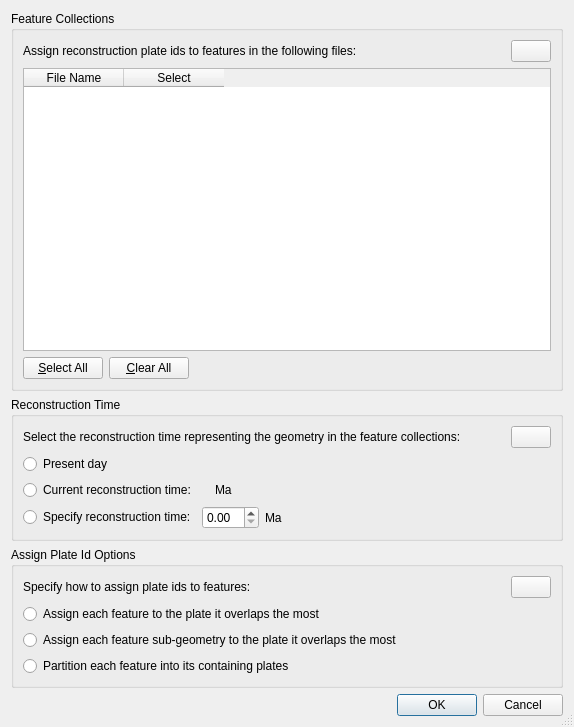
First picture: the form in src/qt-widgets/AssignReconstructionPlateIdsDialogUi.ui, repository GPlates/GPlates, before the edit.
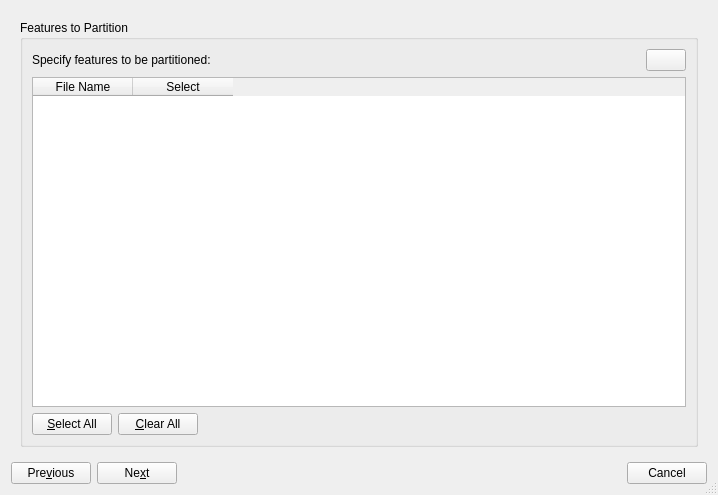
Second picture: the form after the edit. The open tabs and pages were chosen to show the change. Icons and pictures are not drawn.

The edit to the form file:
```diff
--- a/src/qt-widgets/AssignReconstructionPlateIdsDialogUi.ui
+++ b/src/qt-widgets/AssignReconstructionPlateIdsDialogUi.ui
@@ -5,15 +5,12 @@
    <rect>
     <x>0</x>
     <y>0</y>
-    <width>574</width>
-    <height>727</height>
+    <width>712</width>
+    <height>495</height>
    </rect>
   </property>
   <property name="windowTitle" >
-   <string>Assign Reconstruction Plate Ids</string>
-  </property>
-  <property name="windowIcon" >
-   <iconset resource="../qt-resources/qt_widgets.qrc" >:/gnome_preferences_desktop_16.png</iconset>
+   <string>Dialog</string>
   </property>
   <property name="sizeGripEnabled" >
    <bool>true</bool>
@@ -23,17 +20,24 @@
   </property>
   <layout class="QVBoxLayout" >
    <item>
-    <widget class="QGroupBox" name="files_to_assign" >
+    <widget class="QStackedWidget" name="stack_widget" >
+     <property name="currentIndex" >
+      <number>2</number>
+     </property>
+     <widget class="QWidget" name="partitioning_files" >
+      <layout class="QVBoxLayout" >
+       <item>
+        <widget class="QGroupBox" name="partitioning_files_group_box" >
      <property name="title" >
-      <string>Feature Collections</string>
+          <string>Partitioning Polygons</string>
      </property>
      <layout class="QVBoxLayout" >
       <item>
        <layout class="QHBoxLayout" >
         <item>
-         <widget class="QLabel" name="label" >
+             <widget class="QLabel" name="partitioning_files_label" >
           <property name="text" >
-           <string>Assign reconstruction plate ids to features in the following files:</string>
+               <string>Specify topological closed plate boundaries (or non-topological static polygons) from the following files:</string>
           </property>
          </widget>
         </item>
@@ -51,7 +55,7 @@
          </spacer>
         </item>
         <item>
-         <widget class="QPushButton" name="push_button_help_feature_collections" >
+             <widget class="QPushButton" name="push_button_help_partitioning_files" >
           <property name="toolTip" >
            <string>What does this mean?</string>
           </property>
@@ -66,7 +70,7 @@
        </layout>
       </item>
       <item>
-       <widget class="QTableWidget" name="table_feature_collections" >
+           <widget class="QTableWidget" name="table_partitioning_files" >
         <property name="alternatingRowColors" >
          <bool>true</bool>
         </property>
@@ -100,7 +104,7 @@
       <item>
        <layout class="QHBoxLayout" >
         <item>
-         <widget class="QPushButton" name="button_select_all" >
+             <widget class="QPushButton" name="button_select_all_partitioning_files" >
           <property name="toolTip" >
            <string>Select all files</string>
           </property>
@@ -110,7 +114,7 @@
          </widget>
         </item>
         <item>
-         <widget class="QPushButton" name="button_clear_all" >
+             <widget class="QPushButton" name="button_clear_all_partitioning_files" >
           <property name="enabled" >
            <bool>true</bool>
           </property>
@@ -140,6 +144,132 @@
      </layout>
     </widget>
    </item>
+      </layout>
+     </widget>
+     <widget class="QWidget" name="partitioned_files" >
+      <layout class="QVBoxLayout" >
+       <item>
+        <widget class="QGroupBox" name="partitioned_files_group_box" >
+         <property name="title" >
+          <string>Features to Partition</string>
+         </property>
+         <layout class="QVBoxLayout" >
+          <item>
+           <layout class="QHBoxLayout" >
+            <item>
+             <widget class="QLabel" name="partitioned_files_label" >
+              <property name="text" >
+               <string>Specify features to be partitioned:</string>
+              </property>
+             </widget>
+            </item>
+            <item>
+             <spacer>
+              <property name="orientation" >
+               <enum>Qt::Horizontal</enum>
+              </property>
+              <property name="sizeHint" >
+               <size>
+                <width>40</width>
+                <height>20</height>
+               </size>
+              </property>
+             </spacer>
+            </item>
+            <item>
+             <widget class="QPushButton" name="push_button_help_partitioned_files" >
+              <property name="toolTip" >
+               <string>What does this mean?</string>
+              </property>
+              <property name="text" >
+               <string/>
+              </property>
+              <property name="icon" >
+               <iconset resource="../qt-resources/qt_widgets.qrc" >:/human_help_browser_16.png</iconset>
+              </property>
+             </widget>
+            </item>
+           </layout>
+          </item>
+          <item>
+           <widget class="QTableWidget" name="table_partitioned_files" >
+            <property name="alternatingRowColors" >
+             <bool>true</bool>
+            </property>
+            <property name="selectionMode" >
+             <enum>QAbstractItemView::NoSelection</enum>
+            </property>
+            <property name="selectionBehavior" >
+             <enum>QAbstractItemView::SelectRows</enum>
+            </property>
+            <property name="horizontalScrollMode" >
+             <enum>QAbstractItemView::ScrollPerPixel</enum>
+            </property>
+            <property name="gridStyle" >
+             <enum>Qt::DashLine</enum>
+            </property>
+            <property name="columnCount" >
+             <number>2</number>
+            </property>
+            <column>
+             <property name="text" >
+              <string>File Name</string>
+             </property>
+            </column>
+            <column>
+             <property name="text" >
+              <string>Select</string>
+             </property>
+            </column>
+           </widget>
+          </item>
+          <item>
+           <layout class="QHBoxLayout" >
+            <item>
+             <widget class="QPushButton" name="button_select_all_partitioned_files" >
+              <property name="toolTip" >
+               <string>Select all files</string>
+              </property>
+              <property name="text" >
+               <string>&amp;Select All</string>
+              </property>
+             </widget>
+            </item>
+            <item>
+             <widget class="QPushButton" name="button_clear_all_partitioned_files" >
+              <property name="enabled" >
+               <bool>true</bool>
+              </property>
+              <property name="toolTip" >
+               <string>Clear all files</string>
+              </property>
+              <property name="text" >
+               <string>&amp;Clear All</string>
+              </property>
+             </widget>
+            </item>
+            <item>
+             <spacer>
+              <property name="orientation" >
+               <enum>Qt::Horizontal</enum>
+              </property>
+              <property name="sizeHint" >
+               <size>
+                <width>40</width>
+                <height>20</height>
+               </size>
+              </property>
+             </spacer>
+            </item>
+           </layout>
+          </item>
+         </layout>
+        </widget>
+       </item>
+      </layout>
+     </widget>
+     <widget class="QWidget" name="general_options" >
+      <layout class="QVBoxLayout" >
    <item>
     <widget class="QGroupBox" name="group_box_reconstruction_time" >
      <property name="title" >
@@ -280,15 +410,15 @@
    <item>
     <widget class="QGroupBox" name="partition_options" >
      <property name="title" >
-      <string>Assign Plate Id Options</string>
+          <string>Feature Partitioning</string>
      </property>
      <layout class="QVBoxLayout" >
       <item>
        <layout class="QHBoxLayout" >
         <item>
-         <widget class="QLabel" name="label_assign_plate_id_options" >
+             <widget class="QLabel" name="label_partition_options" >
           <property name="text" >
-           <string>Specify how to assign plate ids to features:</string>
+               <string>Specify how features should be partitioned:</string>
           </property>
          </widget>
         </item>
@@ -306,7 +436,7 @@
          </spacer>
         </item>
         <item>
-         <widget class="QPushButton" name="push_button_help_assign_plate_id_options" >
+             <widget class="QPushButton" name="push_button_help_partitions_options" >
           <property name="toolTip" >
            <string>What does this mean?</string>
           </property>
@@ -323,21 +453,21 @@
       <item>
        <widget class="QRadioButton" name="radio_button_assign_features" >
         <property name="text" >
-         <string>Assign each feature to the plate it overlaps the most</string>
+             <string>Copy feature properties from the polygon that most overlaps a feature</string>
         </property>
        </widget>
       </item>
       <item>
        <widget class="QRadioButton" name="radio_button_assign_feature_sub_geometries" >
         <property name="text" >
-         <string>Assign each feature sub-geometry to the plate it overlaps the most</string>
+             <string>Copy feature properties from the polygon that most overlaps each geometry in a feature</string>
         </property>
        </widget>
       </item>
       <item>
        <widget class="QRadioButton" name="radio_button_partition_features" >
         <property name="text" >
-         <string>Partition each feature into its containing plates</string>
+             <string>Partition (cookie cut) feature geometry into polygons and copy feature properties</string>
         </property>
        </widget>
       </item>
@@ -345,7 +475,23 @@
     </widget>
    </item>
    <item>
+        <widget class="QGroupBox" name="properties_to_assign" >
+         <property name="title" >
+          <string>Feature Properties</string>
+         </property>
+         <layout class="QVBoxLayout" >
+          <property name="rightMargin" >
+           <number>9</number>
+          </property>
+          <item>
     <layout class="QHBoxLayout" >
+            <item>
+             <widget class="QLabel" name="label_properties_to_assign" >
+              <property name="text" >
+               <string>Specify the feature properties to copy from a polygon:</string>
+              </property>
+             </widget>
+            </item>
      <item>
       <spacer>
        <property name="orientation" >
@@ -360,57 +506,90 @@
       </spacer>
      </item>
      <item>
-      <widget class="QPushButton" name="button_apply" >
+             <widget class="QPushButton" name="push_button_help_properties_to_assign" >
        <property name="toolTip" >
-        <string>Assign plate ids to selected files</string>
+               <string>What does this mean?</string>
        </property>
        <property name="text" >
-        <string>OK</string>
-       </property>
-       <property name="default" >
-        <bool>true</bool>
+               <string/>
+              </property>
+              <property name="icon" >
+               <iconset resource="../qt-resources/qt_widgets.qrc" >:/human_help_browser_16.png</iconset>
        </property>
       </widget>
      </item>
+           </layout>
+          </item>
      <item>
-      <widget class="QPushButton" name="button_cancel" >
-       <property name="toolTip" >
-        <string>Cancel plate id assignment</string>
-       </property>
+           <widget class="QRadioButton" name="radio_button_assign_plate_id" >
+            <property name="text" >
+             <string>Reconstruction plate id</string>
+            </property>
+           </widget>
+          </item>
+          <item>
+           <widget class="QRadioButton" name="radio_button_assign_time_period" >
        <property name="text" >
-        <string>Cancel</string>
+             <string>Time of appearance and disappearance</string>
        </property>
       </widget>
      </item>
     </layout>
-   </item>
-  </layout>
- </widget>
- <tabstops>
-  <tabstop>button_apply</tabstop>
-  <tabstop>button_select_all</tabstop>
-  <tabstop>button_clear_all</tabstop>
-  <tabstop>table_feature_collections</tabstop>
- </tabstops>
- <resources>
-  <include location="../qt-resources/qt_widgets.qrc" />
- </resources>
- <connections>
-  <connection>
-   <sender>button_cancel</sender>
-   <signal>clicked()</signal>
-   <receiver>AssignReconstructionPlateIdsDialog</receiver>
-   <slot>reject()</slot>
-   <hints>
-    <hint type="sourcelabel" >
-     <x>663</x>
-     <y>320</y>
-    </hint>
-    <hint type="destinationlabel" >
-     <x>355</x>
-     <y>171</y>
-    </hint>
-   </hints>
-  </connection>
- </connections>
+        </widget>
+       </item>
+       <item>
+        <spacer>
+         <property name="orientation" >
+          <enum>Qt::Vertical</enum>
+         </property>
+         <property name="sizeHint" >
+          <size>
+           <width>678</width>
+           <height>61</height>
+          </size>
+         </property>
+        </spacer>
+       </item>
+      </layout>
+     </widget>
+    </widget>
+   </item>
+   <item>
+    <layout class="QHBoxLayout" >
+     <item>
+      <widget class="QPushButton" name="button_prev" >
+       <property name="text" >
+        <string>Pre&amp;vious</string>
+       </property>
+       <property name="autoDefault" >
+        <bool>false</bool>
+       </property>
+      </widget>
+     </item>
+     <item>
+      <widget class="QPushButton" name="button_next" >
+       <property name="text" >
+        <string>Ne&amp;xt</string>
+       </property>
+      </widget>
+     </item>
+     <item>
+      <widget class="QDialogButtonBox" name="buttonbox" >
+       <property name="focusPolicy" >
+        <enum>Qt::StrongFocus</enum>
+       </property>
+       <property name="orientation" >
+        <enum>Qt::Horizontal</enum>
+       </property>
+       <property name="standardButtons" >
+        <set>QDialogButtonBox::Cancel</set>
+       </property>
+      </widget>
+     </item>
+    </layout>
+   </item>
+  </layout>
+ </widget>
+ <resources/>
+ <connections/>
 </ui>
```
Lines whose indentation alone changed are shown as unchanged.
